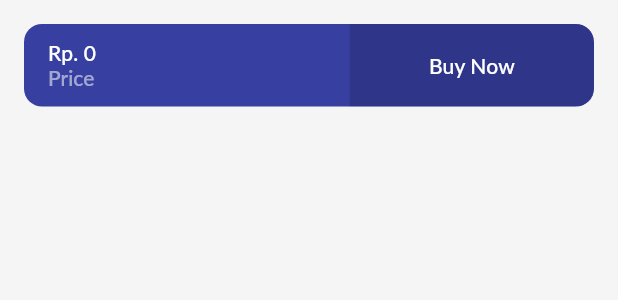
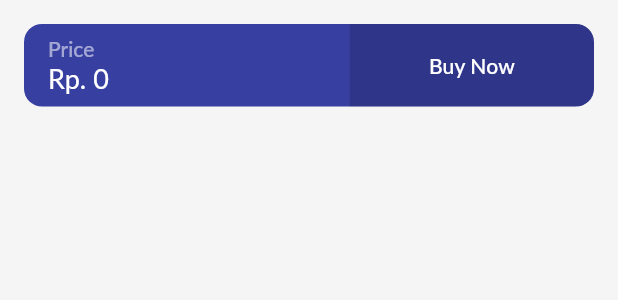
Before and after one commit to gmayoeda/toko_klontong_gema, a Flutter app: the CartButton widget shown alone on an empty page, opened directly with empty values, on a phone screen of 412 x 824 dp. Shown: the top 300 px of the screen. Run offline on Flutter 3.47's test engine with Material 3 defaults, Android fonts, the phone set to English and light mode, and no system bars; our stand-ins replace bloc, cached_network_image, flutter_bloc, flutter_dotenv, flutter_secure_storage, flutter_smart_dialog and 2 more; accounts and stored records are empty; network calls fail; Roboto replaces fonts that are missing (Lato).

Commit message:
search product

```diff
--- a/lib/features/product/bloc/product_event.dart
+++ b/lib/features/product/bloc/product_event.dart
@@ -3,6 +3,11 @@ part of 'product_bloc.dart';
 sealed class ProductEvent {}
 
 class GetProductEvent extends ProductEvent {}
+
+class SearchProductEvent extends ProductEvent {
+  final String itemName;
+  SearchProductEvent(this.itemName);
+}
 
 class CreateProductEvent extends ProductEvent {
   final CreateProduct data;
--- a/lib/features/product/bloc/product_state.dart
+++ b/lib/features/product/bloc/product_state.dart
@@ -8,7 +8,7 @@ final class ProductLoading extends ProductState {}
 
 final class ProductGetSucess extends ProductState {
   final List<ProductCrudModel> result;
-  ProductGetSucess({required this.result});
+  ProductGetSucess(this.result);
 }
 
 final class ProductCreatedSucess extends ProductState {}
--- a/lib/features/product/pages/items/cart_button.dart
+++ b/lib/features/product/pages/items/cart_button.dart
@@ -6,13 +6,10 @@ class CartButton extends StatelessWidget {
   const CartButton({
     super.key,
     required this.price,
-    this.title = "Buy Now",
-    this.subTitle = "Price",
     required this.press,
   });
 
   final int price;
-  final String title, subTitle;
   final VoidCallback press;
 
   @override
@@ -42,19 +39,18 @@ class CartButton extends StatelessWidget {
                         mainAxisAlignment: MainAxisAlignment.center,
                         crossAxisAlignment: CrossAxisAlignment.start,
                         children: [
+                          const Text(
+                            'Price',
+                            style: TextStyle(
+                                fontSize: 14,
+                                color: Colors.white54,
+                                fontWeight: FontWeight.w500),
+                          ),
                           Text(
                             "$price".rp(),
-                            style: Theme.of(context)
-                                .textTheme
-                                .titleSmall!
-                                .copyWith(color: Colors.white),
+                            style: const TextStyle(
+                                color: Colors.white, fontSize: 18),
                           ),
-                          Text(
-                            subTitle,
-                            style: const TextStyle(
-                                color: Colors.white54,
-                                fontWeight: FontWeight.w500),
-                          )
                         ],
                       ),
                     ),
@@ -66,7 +62,7 @@ class CartButton extends StatelessWidget {
                       height: double.infinity,
                       color: Colors.black.withOpacity(0.15),
                       child: Text(
-                        title,
+                        'Buy Now',
                         style: Theme.of(context)
                             .textTheme
                             .titleSmall!
```
Also changed, not shown: lib/features/product/bloc/product_bloc.dart (+17 -1 lines), lib/features/product/pages/entry_point.dart (+0 -12 lines), lib/features/product/pages/items/product_availability_tag.dart (+3 -5 lines), lib/features/product/pages/product_details_page.dart (+16 -8 lines), lib/features/product/pages/product_page.dart (+91 -3 lines), 1 other file.
